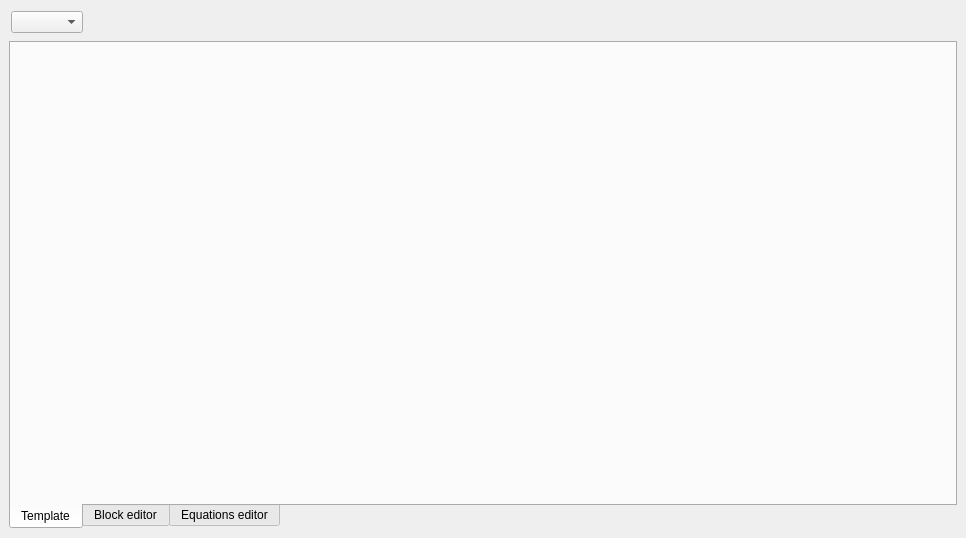
JordiBejarUPC/veragrid-hvdc-bipolar-pfc, file src/VeraGrid/Gui/RmsModelEditor/rms_model_editor.ui: the form before one commit.
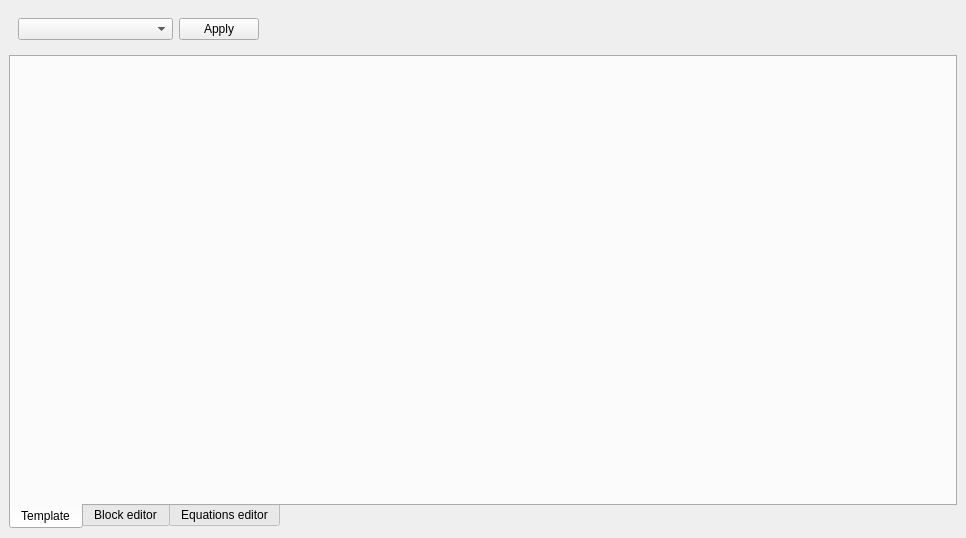
The form after the commit.

Commit message: unified the three editors

Diff of the .ui file:
```diff
--- a/src/VeraGrid/Gui/RmsModelEditor/rms_model_editor.ui
+++ b/src/VeraGrid/Gui/RmsModelEditor/rms_model_editor.ui
@@ -23,21 +23,35 @@
       <property name="frameShadow">
        <enum>QFrame::Shadow::Raised</enum>
       </property>
-      <layout class="QHBoxLayout" name="horizontalLayout_3">
-       <property name="leftMargin">
-        <number>2</number>
-       </property>
-       <property name="topMargin">
-        <number>2</number>
-       </property>
-       <property name="rightMargin">
-        <number>2</number>
-       </property>
-       <property name="bottomMargin">
-        <number>2</number>
-       </property>
+      <layout class="QHBoxLayout" name="horizontalLayout">
        <item>
-        <widget class="QComboBox" name="comboBox"/>
+        <widget class="QComboBox" name="model_selector_comboBox">
+         <property name="placeholderText">
+          <string>Select model to apply</string>
+         </property>
+         <item>
+          <property name="text">
+           <string>Template model</string>
+          </property>
+         </item>
+         <item>
+          <property name="text">
+           <string>Block editor model</string>
+          </property>
+         </item>
+         <item>
+          <property name="text">
+           <string>Equations editor model</string>
+          </property>
+         </item>
+        </widget>
+       </item>
+       <item>
+        <widget class="QPushButton" name="apply_selected_model_pushButton">
+         <property name="text">
+          <string>Apply</string>
+         </property>
+        </widget>
        </item>
        <item>
         <spacer name="horizontalSpacer">
```
The commit also changes 3 other files.
